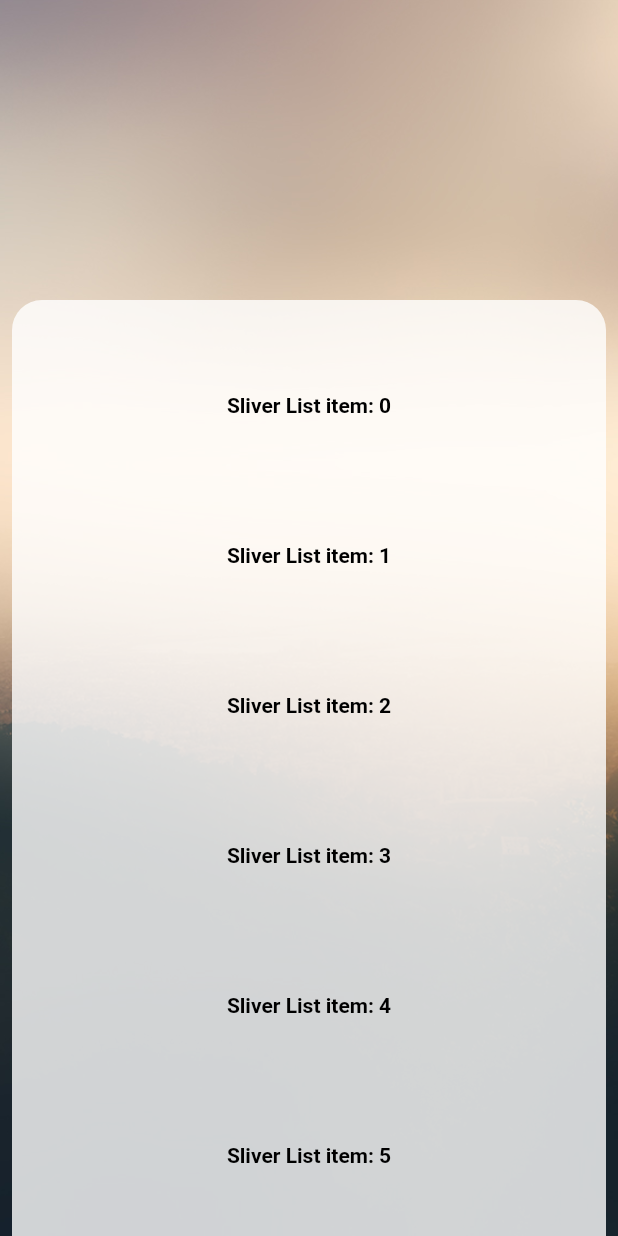
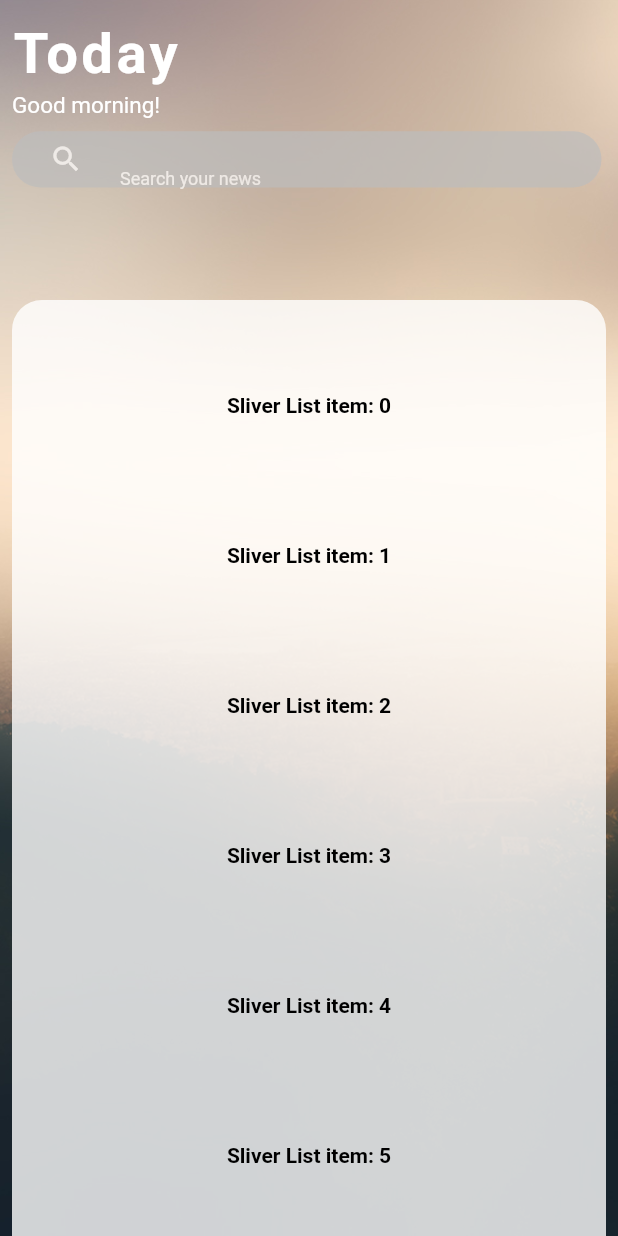
Before and after one commit to Lukieoo/NewsGameUi, a Flutter app: the screen it shows after launch, on a phone screen of 412 x 824 dp. Run offline on Flutter 3.47's test engine with Material 2 defaults, Android fonts, the phone set to English and light mode, and no system bars; Roboto replaces fonts that are missing (Calibre-Semibold).

```diff
--- a/lib/main.dart
+++ b/lib/main.dart
@@ -1,18 +1,35 @@
 import 'package:flutter/material.dart';
+import 'package:flutter/widgets.dart';
 
 void main() => runApp(MyApp());
 
 class MyApp extends StatelessWidget {
   // This widget is the root of your application.
+
   @override
   Widget build(BuildContext context) {
     return MaterialApp(
         debugShowCheckedModeBanner: false,
-        title: 'Flutter Demo',
+        title: 'News App',
         theme: ThemeData(
           primarySwatch: Colors.blue,
+          brightness: Brightness.light, // default value
         ),
-        home: Container(
+        home: HomePage());
+  }
+}
+
+class HomePage extends StatelessWidget {
+  @override
+  Widget build(BuildContext context) {
+    final size = MediaQuery.of(context).size;
+
+    return Theme(
+      data: Theme.of(context).copyWith(
+        // override textfield's icon color when selected
+        primaryColor: Colors.white,
+      ),
+      child: Container(
         decoration: new BoxDecoration(
             image: new DecorationImage(
                 image: AssetImage('assets/summers.jpg'),
@@ -24,30 +41,97 @@ class MyApp extends StatelessWidget {
           padding: const EdgeInsets.only(left: 8.0, right: 8.0),
           child: Scaffold(
             backgroundColor: Colors.transparent,
-
             body: CustomScrollView(
               slivers: <Widget>[
                 SliverAppBar(
                   backgroundColor: Colors.transparent,
                   expandedHeight: 200.0,
+
                   pinned: false,
                   floating: false,
-//                    flexibleSpace: FlexibleSpaceBar(
-//                      collapseMode:  CollapseMode.parallax,
-//                        title: Container(),
-//                      background: Image.network(
-//                        "https://lh3.googleusercontent.com/proxy/8csMi78_4469NzQjzaV-8wxpiMFDd2VSRbdYjGhu9Yse7zdX4i3Tuyd6f1HR_CTIrYuaVxE5Cvr4cSDbNlHlUE7BqzMIa4GvK1K7CS7FJh0AJCiC3FzlxbOmNm1_sG6U7JbxAvW_NnYL6GYHYFwCZw",
-//                        fit: BoxFit.cover)
-//                    ),
+                  flexibleSpace: FlexibleSpaceBar(
+                    centerTitle: false,
+                    titlePadding: EdgeInsets.all(0.0),
+                    title: Stack(
+                        overflow: Overflow.visible,
+                        alignment: Alignment.bottomLeft,
+                        children: <Widget>[
+                          Padding(
+                            padding: const EdgeInsets.only(bottom: 95.0),
+                            child: Text("Today",
+                                softWrap: true,
+                                style: TextStyle(
+                                  fontWeight: FontWeight.bold,
+                                  color: Colors.white,
+                                  fontSize: 25.0,
+                                  fontFamily: "Calibre-Semibold",
+                                  letterSpacing: 1.5,
+                                )),
+                          ),
+                          Padding(
+                            padding: const EdgeInsets.only(bottom: 80.0),
+                            child: Text('Good morning!',
+                                softWrap: true,
+                                style: new TextStyle(
+                                    fontWeight: FontWeight.normal,
+                                    fontSize: 10.0,
+                                    color: Colors.white)),
+                          ),
+                          Padding(
+                              padding: const EdgeInsets.only(bottom: 50.0),
+                              child: Opacity(
+                               opacity: 0.7,
+                                child: Container(
+                                  height: 25,
+                                  width: size.width - 150,
+                                  decoration: new BoxDecoration(
+                                      color: Colors.grey[400],
+                                      borderRadius:
+                                          new BorderRadius.circular(25.0)),
+                                  child: TextField(
+                                      cursorColor: Colors.white,
+                                      style: TextStyle(
+                                        fontSize: 10.0,
+                                        color: Colors.white,
+                                      ),
+                                      decoration: InputDecoration(
+                                          border: InputBorder.none,
+                                          contentPadding: EdgeInsets.only(
+                                              left: 15,
+                                              bottom: 10,
+                                              top: 10,
+                                              right: 10),
+                                          hintStyle: TextStyle(
+                                              fontFamily: "Calibre-Semibold",
+                                              fontSize: 8,
+                                              color: Colors.white),
+                                          prefixIcon: Icon(
+                                            Icons.search,
+                                            color: Colors.white,
+                                            size: 15,
+                                          ),
+                                          hintText: "Search your news",
+                                          focusedBorder: OutlineInputBorder(
+                                              borderSide: BorderSide.none,
+                                              borderRadius:
+                                                  BorderRadius.circular(25.0)))),
+                                ),
+                              )),
+                        ]),
+                  ),
                   actions: <Widget>[],
                 ),
-                  SliverToBoxAdapter( child: Container(
+                SliverToBoxAdapter(
+                  child: Container(
                     height: 20,
                     decoration: BoxDecoration(
-                      borderRadius:BorderRadius.only(topLeft:Radius.circular(20),topRight:Radius.circular(20)  ) ,
+                      borderRadius: BorderRadius.only(
+                          topLeft: Radius.circular(20),
+                          topRight: Radius.circular(20)),
                       color: Colors.white.withOpacity(0.8),
                     ),
-                  ),),
+                  ),
+                ),
                 SliverList(
                   ///Use SliverChildListDelegate and provide a list
                   ///of widgets if the count is limited
@@ -69,7 +153,8 @@ class MyApp extends StatelessWidget {
             ),
           ),
         ),
-        ));
+      ),
+    );
   }
 }
 
```
Lines whose indentation alone changed are shown as unchanged.
